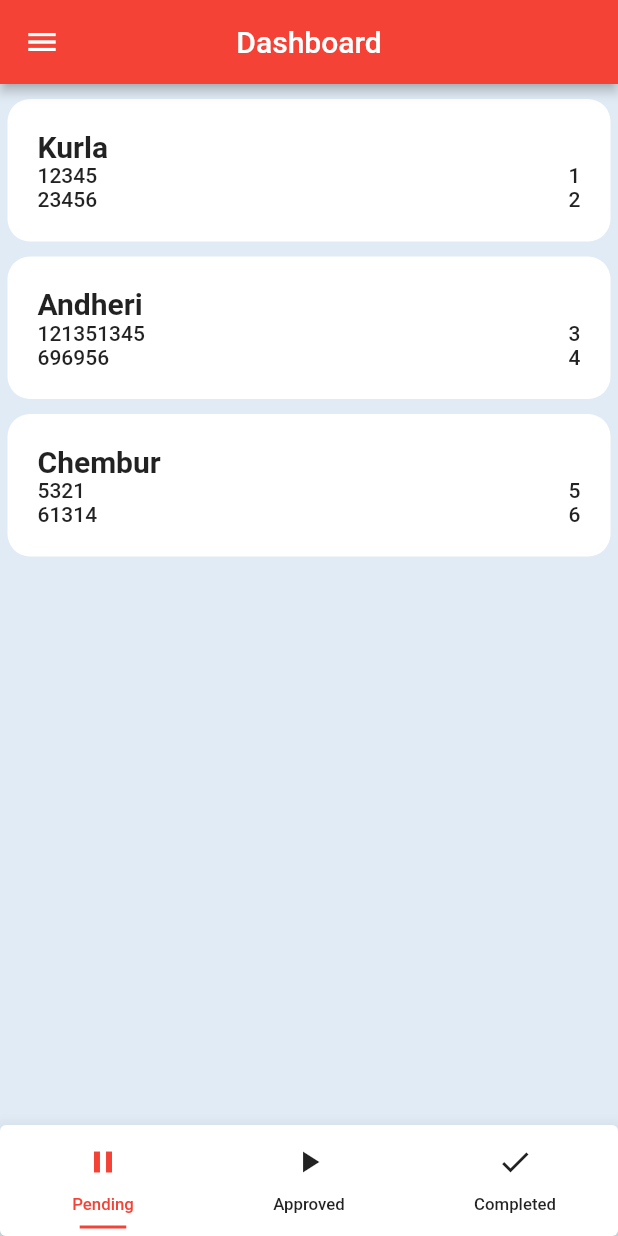
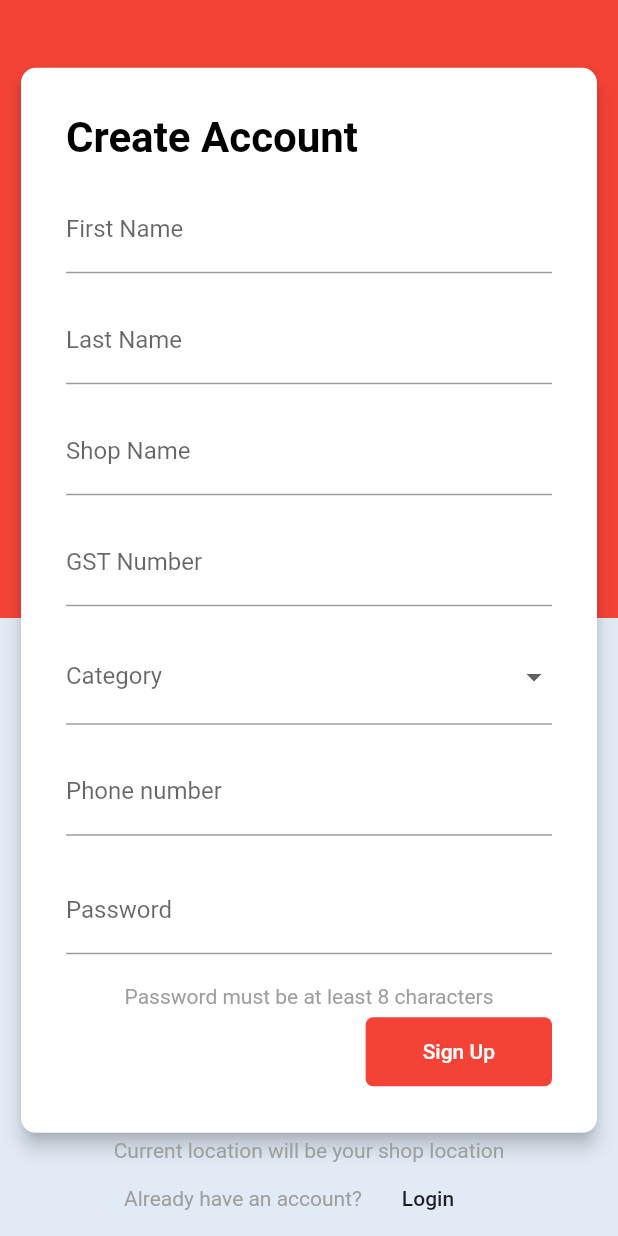
Before and after one commit to aggarwalvinayak/Hack-the-Crisis, a Flutter app: the screen it shows after launch, on a phone screen of 412 x 824 dp. Run offline on Flutter 3.47's test engine with Material 2 defaults, Android fonts, the light colour scheme and no system bars; our stand-ins replace dio, flutter_spinkit, shared_preferences.

Commit message:
added login and signup ui

```diff
--- a/Frontend/shop/lib/main.dart
+++ b/Frontend/shop/lib/main.dart
@@ -11,6 +11,10 @@ class MyApp extends StatelessWidget {
   @override
   Widget build(BuildContext context) {
     final _navigatorKey = GlobalKey<NavigatorState>();
+    SystemChrome.setSystemUIOverlayStyle(SystemUiOverlayStyle(
+        statusBarColor: Colors.red,
+        statusBarIconBrightness: Brightness.light
+    ));
     return MaterialApp(
       key: _navigatorKey,
       title: 'Shop',
--- a/Frontend/shop/lib/models/shop_details.dart
+++ b/Frontend/shop/lib/models/shop_details.dart
@@ -4,6 +4,7 @@ class ShopDetails {
   final String id;
   final String gst;
   final String phoneNumber;
+  final String category;
   final List<double> location;
   final bool verificationStatus;
 
@@ -12,12 +13,16 @@ class ShopDetails {
       this.gst,
       this.phoneNumber,
       this.location,
-      this.verificationStatus});
+      this.verificationStatus,
+      this.category});
 
   ShopDetails.fromJson(Map<String, dynamic> json)
       : id = json['id'],
         gst = json['gst'],
-        location = List<String>.from(json['location']).map((e) => double.parse(e)).toList(),
+        location = List<String>.from(json['location'])
+            .map((e) => double.parse(e))
+            .toList(),
         verificationStatus = json['verificationStatus'],
-        phoneNumber = json['phoneNumber'];
+        phoneNumber = json['phoneNumber'],
+        category = json['category'];
 }
--- a/Frontend/shop/lib/routes/landing_page.dart
+++ b/Frontend/shop/lib/routes/landing_page.dart
@@ -15,7 +15,7 @@ class _LandingPageState extends State<LandingPage> {
     //Hardcode Login
 
     SharedPreferences.getInstance().then((_sharedPreferences) {
-      Navigator.of(context).pushReplacement(MaterialPageRoute(
+      /*  Navigator.of(context).pushReplacement(MaterialPageRoute(
           builder: (context) => Dashboard(
                   shopDetailsString: jsonEncode({
                 'phoneNumber': '1234567890',
@@ -24,7 +24,7 @@ class _LandingPageState extends State<LandingPage> {
                 'location': ['122.21', '121.21'],
                 'verificationStatus': true
               }))));
-      return;
+      return;*/
       //Checks for login
       bool _isLoggedIn = _sharedPreferences.getBool('isLoggedIn');
 
--- a/Frontend/shop/lib/routes/login_page.dart
+++ b/Frontend/shop/lib/routes/login_page.dart
@@ -1,8 +1,38 @@
 import 'package:flutter/material.dart';
+import 'package:shop/widgets/login_card.dart';
+import 'package:shop/widgets/signup_card.dart';
 
-class LoginPage extends StatelessWidget {
+enum AuthMode { LOGIN, SIGN_UP }
+
+class LoginPage extends StatefulWidget {
+  @override
+  _LoginPageState createState() => _LoginPageState();
+}
+
+class _LoginPageState extends State<LoginPage> {
+  AuthMode _auth;
+
+  void changeAuth() {
+    setState(() {
+      if(_auth == AuthMode.LOGIN)
+        _auth = AuthMode.SIGN_UP;
+      else
+        _auth = AuthMode.LOGIN;
+    });
+  }
+
   @override
   Widget build(BuildContext context) {
-    return Scaffold();
+    return Scaffold(
+      body:SafeArea(child:SingleChildScrollView(
+        child: Stack(
+          children: <Widget>[
+            Container(height: MediaQuery.of(context).size.height / 2,
+            color: Theme.of(context).primaryColor,),
+            _auth == AuthMode.LOGIN ? LoginCard(changeAuth: changeAuth) : SignupCard(changeAuth: changeAuth),
+          ],
+        ),
+      )
+    ));
   }
 }
--- a/Frontend/shop/lib/utilities/api_calls.dart
+++ b/Frontend/shop/lib/utilities/api_calls.dart
@@ -5,7 +5,7 @@ import 'dart:io';
 import 'package:dio/dio.dart';
 
 class ApiCalls {
-  static const serverIp = 'http://192.168.43.41:3000';
+  static const serverIp = 'http://3.20.217.170:8080';
   static Dio dio;
 
   static dynamic getRequest(
@@ -16,6 +16,7 @@ class ApiCalls {
     for (var path in pathList) {
       url = url + '/' + path;
     }
+    url = url + '/';
 
     if (dio == null) dio = Dio();
 
@@ -39,6 +40,7 @@ class ApiCalls {
     for (var path in pathList) {
       url = url + '/' + path;
     }
+    url = url + '/';
 
     if (dio == null) dio = Dio();
 
--- /dev/null
+++ b/Frontend/shop/lib/widgets/signup_card.dart
@@ -0,0 +1,255 @@
+import 'dart:convert';
+
+import 'package:flutter/material.dart';
+import 'package:flutter/services.dart';
+import 'package:flutter_spinkit/flutter_spinkit.dart';
+import 'package:shared_preferences/shared_preferences.dart';
+import 'package:shop/routes/dashboard.dart';
+import 'package:shop/utilities/api_calls.dart';
+
+class SignupCard extends StatefulWidget {
+  final Function changeAuth;
+
+  SignupCard({this.changeAuth});
+
+  _SignupCardState createState() => _SignupCardState();
+}
+
+class _SignupCardState extends State<SignupCard> {
+
+  static final GlobalKey<FormState> _formKey = new GlobalKey<FormState>();
+
+  String _category;
+  TextEditingController firstNameController,
+      lastNameController,
+      shopNameController,
+      gstController,
+      phoneNumberController,
+      passwordController;
+
+  _SignupCardState(){
+    firstNameController = new TextEditingController();
+    lastNameController = new TextEditingController();
+    shopNameController = new TextEditingController();
+    gstController = new TextEditingController();
+    phoneNumberController = new TextEditingController();
+    passwordController = new TextEditingController();
+  }
+
+  void register(BuildContext context) async {
+    if(!_formKey.currentState.validate()) return;
+
+    Navigator.of(context).push(MaterialPageRoute(builder: (context) {
+      return Scaffold(
+        backgroundColor: Colors.white,
+        body: Center(
+          child: SpinKitCubeGrid(
+            color:  Theme.of(context).primaryColor,
+          ),
+        ),
+      );
+    }));
+
+    var response = await ApiCalls.postRequest(['registerapi'], {
+    "phoneno":phoneNumberController.text,"firstname":firstNameController.text,'lastname':lastNameController.text,
+      "shopname":shopNameController.text,"gst":gstController.text,"cat":_category, 'password':passwordController.text, 'lat': 1,
+      'lon': 2
+    });
+    print(response);
+
+    SharedPreferences _sharedPreferences = await SharedPreferences.getInstance();
+    _sharedPreferences.setBool('isLoggedIn', true);
+    String _shopDetailsString = jsonEncode({
+      'phoneNumber': phoneNumberController.text,
+      'gst': gstController.text,
+      'id': response[0],
+      'location': ['1', '2'],
+      'verificationStatus': true
+    });
+    _sharedPreferences.setString('shopDetails', _shopDetailsString);
+
+    Navigator.pop(context);
+
+
+    Navigator.pushReplacement(context, MaterialPageRoute(builder: (context) => Dashboard( shopDetailsString: _shopDetailsString,)));
+  }
+
+  @override
+  Widget build(BuildContext context) {
+    return Column(
+      children: <Widget>[
+        Container(
+          margin: EdgeInsets.only(top: MediaQuery.of(context).size.height / 20),
+          padding: EdgeInsets.only(left: 10, right: 10),
+          child: Card(
+            shape: RoundedRectangleBorder(
+              borderRadius: BorderRadius.circular(10),
+            ),
+            elevation: 5,
+            child: Form(
+              key: _formKey,
+              child: Padding(
+                padding: const EdgeInsets.all(30.0),
+                child: Column(
+                  crossAxisAlignment: CrossAxisAlignment.center,
+                  children: <Widget>[
+                    Align(
+                      alignment: Alignment.topLeft,
+                      child: Text(
+                        "Create Account",
+                        style: TextStyle(
+                          color: Colors.black,
+                          fontSize: 28,
+                          fontWeight: FontWeight.w600,
+                        ),
+                      ),
+                    ),
+                    SizedBox(
+                      height: 15,
+                    ),
+                    TextFormField(
+                      controller: firstNameController,
+                      validator: (val) {
+                        if (val.isEmpty) return 'Mandatory field';
+                        return null;
+                      },
+                      decoration: InputDecoration(labelText: "First Name"),
+                    ),
+                    SizedBox(
+                      height: 15,
+                    ),
+                    TextFormField(
+                      controller: lastNameController,
+                      validator: (val) {
+                        if (val.isEmpty) return 'Mandatory field';
+                        return null;
+                      },
+                      decoration: InputDecoration(labelText: "Last Name"),
+                    ),
+                    SizedBox(
+                      height: 15,
+                    ),
+                    TextFormField(
+                      controller: shopNameController,
+                      validator: (val) {
+                        if (val.isEmpty) return 'Mandatory field';
+                        return null;
+                      },
+                      decoration: InputDecoration(labelText: "Shop Name"),
+                    ),
+                    SizedBox(
+                      height: 15,
+                    ),
+                    TextFormField(
+                      controller: gstController,
+                      validator: (val) {
+                        if (val.isEmpty) return 'Mandatory field';
+                        return null;
+                      },
+                      decoration: InputDecoration(labelText: "GST Number"),
+                    ),
+                    SizedBox(
+                      height: 15,
+                    ),
+                    Container(
+                      color: Colors.white,
+                      child: DropdownButtonFormField(
+                        decoration: InputDecoration(labelText: "Category"),
+                        items: ['Medicine', 'Food'].map((e) {
+                          return new DropdownMenuItem<String>(
+                            value: e,
+                            child: new Text(e),
+                          );
+                        }).toList(),
+                        onChanged: (val) {
+                          _category = val;
+                        },
+                      ),
+                    ),
+                    SizedBox(
+                      height: 15,
+                    ),
+                    TextFormField(
+                      controller: phoneNumberController,
+                      keyboardType: TextInputType.number,
+                      validator: (val) {
+                        if (val.length == 10) return null;
+                        return 'Please enter a valid phone number';
+                      },
+                      inputFormatters: [
+                        WhitelistingTextInputFormatter.digitsOnly
+                      ],
+                      decoration: InputDecoration(labelText: "Phone number"),
+                    ),
+                    SizedBox(
+                      height: 20,
+                    ),
+                    TextFormField(
+                      controller: passwordController,
+                      obscureText: true,
+                      validator: (val) {
+                        if (val.length < 8) return 'Password too short';
+                        return null;
+                      },
+                      decoration: InputDecoration(labelText: "Password"),
+                    ),
+                    SizedBox(
+                      height: 20,
+                    ),
+                    Text(
+                      "Password must be at least 8 characters",
+                      style: TextStyle(color: Colors.grey),
+                    ),
+                    SizedBox(
+                      height: 5,
+                    ),
+                    Row(
+                      mainAxisAlignment: MainAxisAlignment.spaceEvenly,
+                      children: <Widget>[
+                        Expanded(
+                          child: Container(),
+                        ),
+                        FlatButton(
+                          child: Text("Sign Up"),
+                          color: Theme.of(context).primaryColor,
+                          textColor: Colors.white,
+                          padding: EdgeInsets.only(
+                              left: 38, right: 38, top: 15, bottom: 15),
+                          shape: RoundedRectangleBorder(
+                              borderRadius: BorderRadius.circular(5)),
+                          onPressed: () => register(context),
+                        ),
+                      ],
+                    ),
+                  ],
+                ),
+              ),
+            ),
+          ),
+        ),
+        Text(
+          "Current location will be your shop location",
+          style: TextStyle(color: Colors.grey),
+        ),
+        Row(
+          crossAxisAlignment: CrossAxisAlignment.center,
+          mainAxisAlignment: MainAxisAlignment.center,
+          children: <Widget>[
+            SizedBox(
+              height: 40,
+            ),
+            Text(
+              "Already have an account?",
+              style: TextStyle(color: Colors.grey),
+            ),
+            FlatButton(
+              onPressed: () => widget.changeAuth(),
+              textColor: Colors.black87,
+              child: Text("Login"),
+            )
+          ],
+        ),
+      ],
+    );
+  }
+}
```
Also changed, not shown: Frontend/shop/lib/routes/products_page.dart (added, +28 -0 lines), Frontend/shop/lib/widgets/login_card.dart (added, +185 -0 lines), Frontend/shop/lib/widgets/navigation_drawer.dart (+15 -3 lines).
